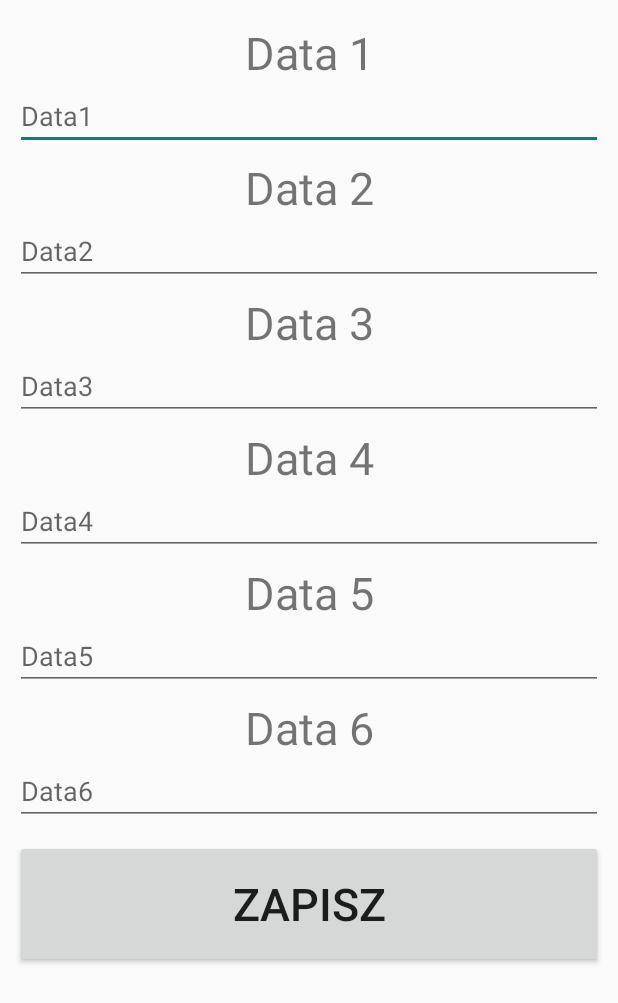
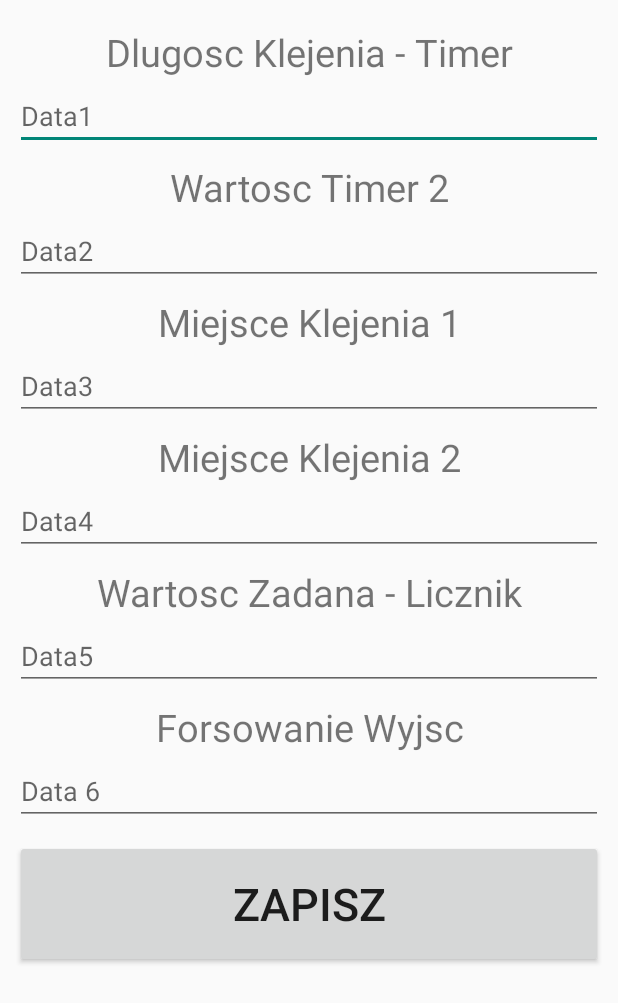
Before and after one commit to superkulek/AndroidBtControl, an Android app: the Inne_zmienne screen opened directly, with no data from a screen before it, on a phone screen of 412 x 824 dp. Shown: the top 1003 px of the screen. Run offline under Robolectric (Android 15) with nearby library versions, the phone set to English and light mode, and no system bars.

```diff
--- a/AndroidBTControl222/AndroidBTControl/app/src/main/res/layout/activity_main.xml
+++ b/AndroidBTControl222/AndroidBTControl/app/src/main/res/layout/activity_main.xml
@@ -26,7 +26,7 @@
     <ListView
         android:id="@+id/pairedlist"
         android:layout_width="match_parent"
-        android:layout_height="100dp"
+        android:layout_height="60dp"
         android:visibility="visible"/>
 
     <ScrollView
@@ -136,7 +136,7 @@
                 android:layout_below="@+id/dd5"
                 android:layout_width="match_parent"
                 android:layout_height="70dp"
-                android:hint="ramka"
+                android:hint="tekst"
                 android:textSize="20dp" />
 
             <TextView
--- a/AndroidBTControl222/AndroidBTControl/app/src/main/res/layout/inne_zmienne_activity.xml
+++ b/AndroidBTControl222/AndroidBTControl/app/src/main/res/layout/inne_zmienne_activity.xml
@@ -17,8 +17,8 @@
         android:id="@+id/textview1"
         android:layout_width="match_parent"
         android:layout_height="50dp"
-        android:text="Data 1"
-        android:textSize="30dp"
+        android:text="Dlugosc Klejenia - Timer"
+        android:textSize="25dp"
         android:gravity="center"/>
     <EditText
         android:id="@+id/edittext1"
@@ -31,8 +31,8 @@
         android:id="@+id/textview2"
         android:layout_width="match_parent"
         android:layout_height="50dp"
-        android:text="Data 2"
-        android:textSize="30dp"
+        android:text="Wartosc Timer 2"
+        android:textSize="25dp"
         android:layout_below="@+id/edittext1"
         android:gravity="center"/>
     <EditText
@@ -46,8 +46,8 @@
         android:id="@+id/textview3"
         android:layout_width="match_parent"
         android:layout_height="50dp"
-        android:text="Data 3"
-        android:textSize="30dp"
+        android:text="Miejsce Klejenia 1"
+        android:textSize="25dp"
         android:layout_below="@+id/edittext2"
         android:gravity="center"/>
     <EditText
@@ -61,8 +61,8 @@
         android:id="@+id/textview4"
         android:layout_width="match_parent"
         android:layout_height="50dp"
-        android:text="Data 4"
-        android:textSize="30dp"
+        android:text="Miejsce Klejenia 2"
+        android:textSize="25dp"
         android:layout_below="@+id/edittext3"
         android:gravity="center"/>
     <EditText
@@ -76,8 +76,8 @@
         android:id="@+id/textview5"
         android:layout_width="match_parent"
         android:layout_height="50dp"
-        android:text="Data 5"
-        android:textSize="30dp"
+        android:text="Wartosc Zadana - Licznik"
+        android:textSize="25dp"
         android:layout_below="@+id/edittext4"
         android:gravity="center"/>
     <EditText
@@ -91,8 +91,8 @@
         android:id="@+id/textview6"
         android:layout_width="match_parent"
         android:layout_height="50dp"
-        android:text="Data 6"
-        android:textSize="30dp"
+        android:text="Forsowanie Wyjsc"
+        android:textSize="25dp"
         android:layout_below="@+id/edittext5"
         android:gravity="center"/>
     <EditText
@@ -100,7 +100,7 @@
         android:layout_width="match_parent"
         android:layout_height="40dp"
         android:layout_below="@+id/textview6"
-        android:hint="Data6"/>
+        android:hint="Data 6"/>
     <Button
         android:id="@+id/btnsave"
         android:layout_width="match_parent"
```
Also changed, not shown: AndroidBTControl222/AndroidBTControl/app/src/main/java/com/example/androidbtcontrol/MainActivity.java (+57 -13 lines).
